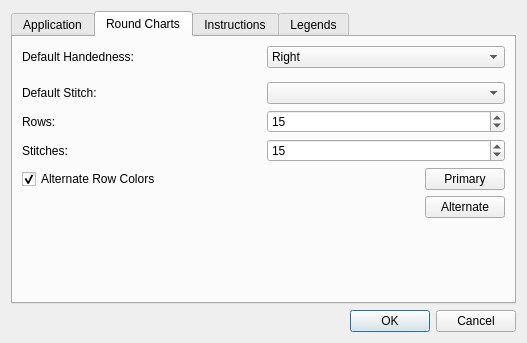
This is src/settings.ui in iPenguin/CrochetCharts as Qt 5 draws it before an edit. The edited form follows.
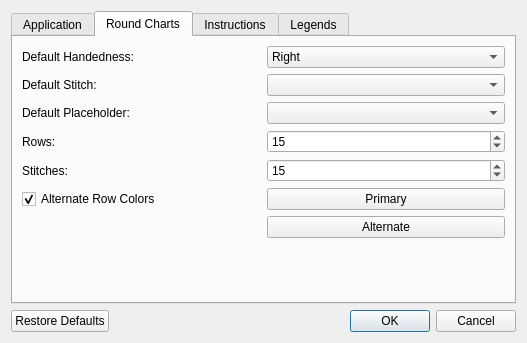
This is the edited form.

Commit message:
Converted defaultValue() to QMap & added load/save settings funcs
Created convenience functions load() save() loadDefault() that
look up values and set data based on the type of widget.

Diff of the .ui file:
```diff
--- a/src/settings.ui
+++ b/src/settings.ui
@@ -79,8 +79,11 @@
       </attribute>
       <layout class="QVBoxLayout" name="verticalLayout_3">
        <item>
-        <layout class="QHBoxLayout" name="horizontalLayout_2">
-         <item>
+        <layout class="QGridLayout" name="gridLayout_3">
+         <property name="topMargin">
+          <number>0</number>
+         </property>
+         <item row="0" column="0">
           <widget class="QLabel" name="label_2">
            <property name="text">
             <string>Default Handedness:</string>
@@ -90,7 +93,7 @@
            </property>
           </widget>
          </item>
-         <item>
+         <item row="0" column="1">
           <widget class="QComboBox" name="handedness">
            <item>
             <property name="text">
@@ -104,14 +107,7 @@
            </item>
           </widget>
          </item>
-        </layout>
-       </item>
-       <item>
-        <layout class="QHBoxLayout" name="horizontalLayout_7">
-         <property name="topMargin">
-          <number>8</number>
-         </property>
-         <item>
+         <item row="1" column="0">
           <widget class="QLabel" name="label_6">
            <property name="text">
             <string>Default Stitch:</string>
@@ -121,17 +117,10 @@
            </property>
           </widget>
          </item>
-         <item>
+         <item row="1" column="1">
           <widget class="QComboBox" name="defaultStitch"/>
          </item>
-        </layout>
-       </item>
-       <item>
-        <layout class="QHBoxLayout" name="horizontalLayout_6">
-         <property name="topMargin">
-          <number>0</number>
-         </property>
-         <item>
+         <item row="3" column="0">
           <widget class="QLabel" name="label_5">
            <property name="text">
             <string>Rows:</string>
@@ -141,7 +130,7 @@
            </property>
           </widget>
          </item>
-         <item>
+         <item row="3" column="1">
           <widget class="QSpinBox" name="defaultRows">
            <property name="minimum">
             <number>1</number>
@@ -154,14 +143,7 @@
            </property>
           </widget>
          </item>
-        </layout>
-       </item>
-       <item>
-        <layout class="QHBoxLayout" name="horizontalLayout_5">
-         <property name="topMargin">
-          <number>0</number>
-         </property>
-         <item>
+         <item row="4" column="0">
           <widget class="QLabel" name="label_4">
            <property name="text">
             <string>Stitches:</string>
@@ -171,7 +153,7 @@
            </property>
           </widget>
          </item>
-         <item>
+         <item row="4" column="1">
           <widget class="QSpinBox" name="defaultStitches">
            <property name="minimum">
             <number>1</number>
@@ -184,14 +166,7 @@
            </property>
           </widget>
          </item>
-        </layout>
-       </item>
-       <item>
-        <layout class="QGridLayout" name="gridLayout">
-         <property name="topMargin">
-          <number>0</number>
-         </property>
-         <item row="0" column="0">
+         <item row="5" column="0">
           <widget class="QCheckBox" name="alternateRowColors">
            <property name="text">
             <string>Alternate Row Colors</string>
@@ -201,20 +176,7 @@
            </property>
           </widget>
          </item>
-         <item row="1" column="1">
-          <widget class="QPushButton" name="alternateColorBttn">
-           <property name="sizePolicy">
-            <sizepolicy hsizetype="Minimum" vsizetype="Fixed">
-             <horstretch>0</horstretch>
-             <verstretch>0</verstretch>
-            </sizepolicy>
-           </property>
-           <property name="text">
-            <string>Alternate</string>
-           </property>
-          </widget>
-         </item>
-         <item row="0" column="1">
+         <item row="5" column="1">
           <widget class="QPushButton" name="primaryColorBttn">
            <property name="sizePolicy">
             <sizepolicy hsizetype="Minimum" vsizetype="Fixed">
@@ -225,20 +187,45 @@
            <property name="text">
             <string>Primary</string>
            </property>
+           <property name="iconSize">
+            <size>
+             <width>16</width>
+             <height>16</height>
+            </size>
+           </property>
           </widget>
          </item>
-         <item row="1" column="0">
-          <spacer name="horizontalSpacer">
-           <property name="orientation">
-            <enum>Qt::Horizontal</enum>
+         <item row="6" column="1">
+          <widget class="QPushButton" name="alternateColorBttn">
+           <property name="sizePolicy">
+            <sizepolicy hsizetype="Minimum" vsizetype="Fixed">
+             <horstretch>0</horstretch>
+             <verstretch>0</verstretch>
+            </sizepolicy>
            </property>
-           <property name="sizeHint" stdset="0">
+           <property name="text">
+            <string>Alternate</string>
+           </property>
+           <property name="iconSize">
             <size>
-             <width>40</width>
-             <height>20</height>
+             <width>16</width>
+             <height>16</height>
             </size>
            </property>
-          </spacer>
+          </widget>
+         </item>
+         <item row="2" column="0">
+          <widget class="QLabel" name="label_10">
+           <property name="text">
+            <string>Default Placeholder:</string>
+           </property>
+           <property name="buddy">
+            <cstring>defaultPlaceholder</cstring>
+           </property>
+          </widget>
+         </item>
+         <item row="2" column="1">
+          <widget class="QComboBox" name="defaultPlaceholder"/>
          </item>
         </layout>
        </item>
@@ -436,7 +423,7 @@
       <enum>Qt::Horizontal</enum>
      </property>
      <property name="standardButtons">
-      <set>QDialogButtonBox::Cancel|QDialogButtonBox::Ok</set>
+      <set>QDialogButtonBox::Cancel|QDialogButtonBox::Ok|QDialogButtonBox::RestoreDefaults</set>
      </property>
     </widget>
    </item>
```
Left out of the diff: 11 changed lines with no effect on the pictures. The commit also changes 5 other files.
